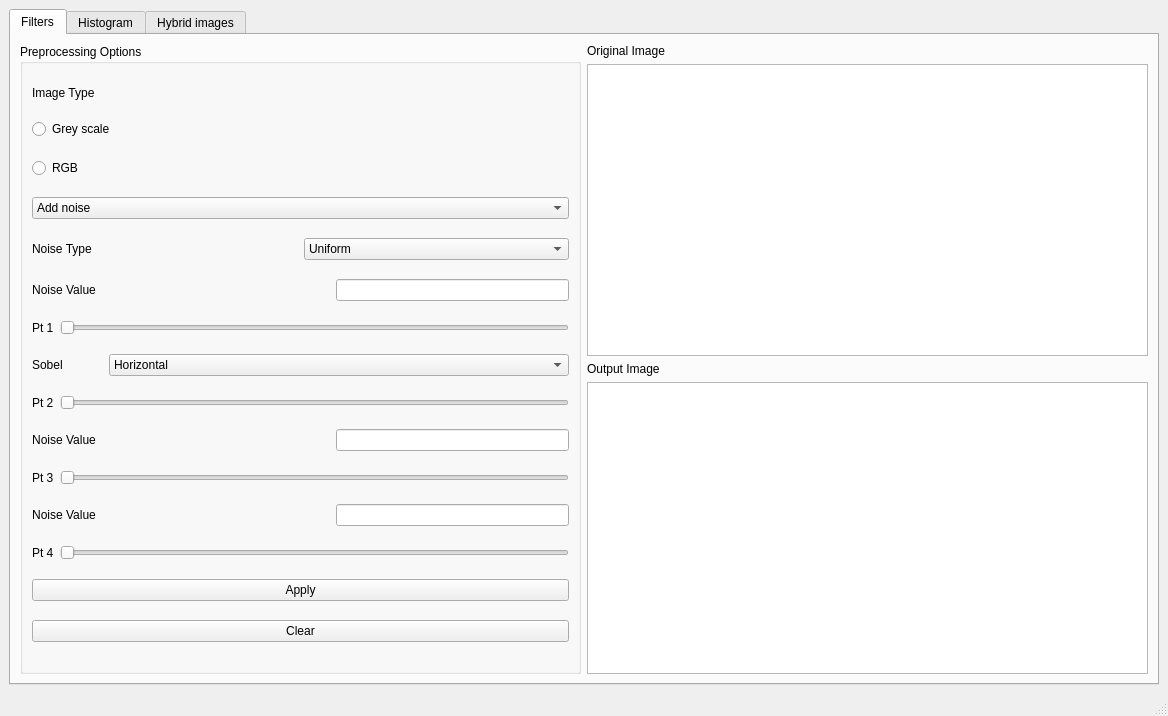
The window that mainwindow.ui (yassmin2000/Computer-Vision-Toolbox) describes before a commit, drawn with Qt 5.
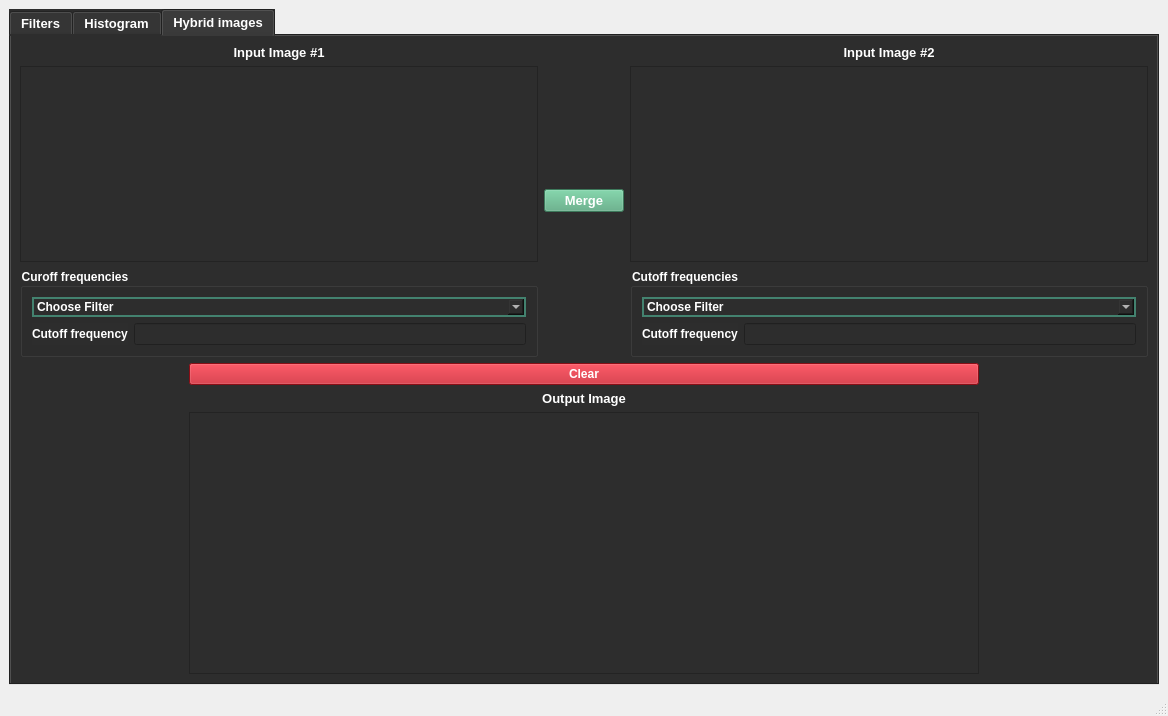
The same window after the commit. The open tabs and pages were chosen to show the change.

Commit message: Hybrid and UI stylesheet done - histogram

```diff
--- a/mainwindow.ui
+++ b/mainwindow.ui
@@ -17,6 +17,32 @@
    <layout class="QGridLayout" name="gridLayout">
     <item row="0" column="0">
      <widget class="QTabWidget" name="tabWidget">
+      <property name="font">
+       <font>
+        <pointsize>10</pointsize>
+        <weight>75</weight>
+        <bold>true</bold>
+       </font>
+       
+      </property>
+      <property name="currentIndex">
+            <number>0</number>
+      </property>
+
+      <property name="autoFillBackground">
+       <bool>false</bool>
+      </property>
+      <property name="styleSheet">
+       <string notr="true">background-color: rgb(45, 45, 45);
+color: white;
+font-weight: bold;
+
+
+
+
+
+</string>
+      </property>
       <property name="currentIndex">
        <number>2</number>
       </property>
@@ -27,6 +53,17 @@
        <layout class="QGridLayout" name="gridLayout_3">
         <item row="0" column="0">
          <widget class="QGroupBox" name="groupBox">
+          <property name="styleSheet">
+           <string notr="true">QGroupBox {
+ border: 5px solid rgb(67, 130, 111);
+color: white; /* Set text color to white */
+font-size: 10pt; /* Set font size to 10 points */
+font-weight: bold;
+}
+
+
+</string>
+          </property>
           <property name="title">
            <string>Preprocessing Options</string>
           </property>
@@ -75,6 +112,9 @@
              <property name="enabled">
               <bool>true</bool>
              </property>
+             <property name="styleSheet">
+              <string notr="true"> border: 2px solid rgb(67, 130, 111);</string>
+             </property>
              <item>
               <property name="text">
                <string>Add noise</string>
@@ -128,6 +168,9 @@
              </item>
              <item>
               <widget class="QComboBox" name="comboBox_2">
+               <property name="styleSheet">
+                <string notr="true"> border: 2px solid rgb(67, 130, 111);</string>
+               </property>
                <item>
                 <property name="text">
                  <string>Uniform</string>
@@ -173,7 +216,11 @@
               </spacer>
              </item>
              <item>
-              <widget class="QLineEdit" name="lineEdit"/>
+              <widget class="QLineEdit" name="lineEdit">
+               <property name="styleSheet">
+                <string notr="true"> border: 2px solid rgb(67, 130, 111);</string>
+               </property>
+              </widget>
              </item>
             </layout>
            </item>
@@ -205,6 +252,11 @@
                  <verstretch>0</verstretch>
                 </sizepolicy>
                </property>
+               <property name="styleSheet">
+                <string notr="true">color: white; /* Set text color to white */
+ font-size: 10pt; /* Set font size to 10 points */
+font-weight: bold;</string>
+               </property>
                <property name="text">
                 <string>Sobel</string>
                </property>
@@ -228,6 +280,9 @@
              </item>
              <item>
               <widget class="QComboBox" name="comboBox">
+               <property name="styleSheet">
+                <string notr="true"> border: 2px solid rgb(67, 130, 111);</string>
+               </property>
                <item>
                 <property name="text">
                  <string>Horizontal</string>
@@ -291,7 +346,11 @@
               </spacer>
              </item>
              <item>
-              <widget class="QLineEdit" name="lineEdit_2"/>
+              <widget class="QLineEdit" name="lineEdit_2">
+               <property name="styleSheet">
+                <string notr="true"> border: 2px solid rgb(67, 130, 111);</string>
+               </property>
+              </widget>
              </item>
             </layout>
            </item>
@@ -339,7 +398,11 @@
               </spacer>
              </item>
              <item>
-              <widget class="QLineEdit" name="lineEdit_3"/>
+              <widget class="QLineEdit" name="lineEdit_3">
+               <property name="styleSheet">
+                <string notr="true"> border: 2px solid rgb(67, 130, 111);</string>
+               </property>
+              </widget>
              </item>
             </layout>
            </item>
@@ -363,6 +426,10 @@
            </item>
            <item row="13" column="0">
             <widget class="QPushButton" name="pushButton">
+             <property name="styleSheet">
+              <string notr="true">
+background-color: rgb(85, 170, 127);</string>
+             </property>
              <property name="text">
               <string>Apply</string>
              </property>
@@ -370,6 +437,9 @@
            </item>
            <item row="14" column="0">
             <widget class="QPushButton" name="pushButton_4">
+             <property name="styleSheet">
+              <string notr="true">background-color: rgb(191, 19, 31);</string>
+             </property>
              <property name="text">
               <string>Clear</string>
              </property>
@@ -388,7 +458,14 @@
            </widget>
           </item>
           <item>
-           <widget class="QGraphicsView" name="graphicsView"/>
+           <widget class="QGraphicsView" name="graphicsView">
+            <property name="styleSheet">
+             <string notr="true">background-color: rgb(45, 45, 45);
+color: white; /* Set text color to white */
+ font-size: 10pt; /* Set font size to 10 points */
+font-weight: bold;</string>
+            </property>
+           </widget>
           </item>
           <item>
            <widget class="QLabel" name="label_2">
@@ -510,6 +587,13 @@
            <layout class="QVBoxLayout" name="verticalLayout_2">
             <item>
              <widget class="QLabel" name="label_7">
+              <property name="font">
+               <font>
+                <pointsize>10</pointsize>
+                <weight>75</weight>
+                <bold>true</bold>
+               </font>
+              </property>
               <property name="text">
                <string>Input Image #1</string>
               </property>
@@ -545,6 +629,9 @@
                 <layout class="QHBoxLayout" name="horizontalLayout_5">
                  <item>
                   <widget class="QComboBox" name="comboBox_3">
+                   <property name="styleSheet">
+                    <string notr="true"> border: 2px solid rgb(67, 130, 111);</string>
+                   </property>
                    <item>
                     <property name="text">
                      <string>Choose Filter</string>
@@ -571,6 +658,16 @@
           </item>
           <item>
            <widget class="QPushButton" name="pushButton_2">
+            <property name="font">
+             <font>
+              <pointsize>10</pointsize>
+              <weight>75</weight>
+              <bold>true</bold>
+             </font>
+            </property>
+            <property name="styleSheet">
+             <string notr="true">background-color: rgb(85, 170, 127);</string>
+            </property>
             <property name="text">
              <string>Merge</string>
             </property>
@@ -580,6 +677,13 @@
            <layout class="QVBoxLayout" name="verticalLayout_3">
             <item>
              <widget class="QLabel" name="label_8">
+              <property name="font">
+               <font>
+                <pointsize>10</pointsize>
+                <weight>75</weight>
+                <bold>true</bold>
+               </font>
+              </property>
               <property name="text">
                <string>Input Image #2</string>
               </property>
@@ -601,6 +705,9 @@
                 <layout class="QHBoxLayout" name="horizontalLayout_9">
                  <item>
                   <widget class="QComboBox" name="comboBox_4">
+                   <property name="styleSheet">
+                    <string notr="true"> border: 2px solid rgb(67, 130, 111);</string>
+                   </property>
                    <item>
                     <property name="text">
                      <string>Choose Filter</string>
@@ -673,6 +780,9 @@
            <layout class="QVBoxLayout" name="verticalLayout_4">
             <item>
              <widget class="QPushButton" name="pushButton_3">
+              <property name="styleSheet">
+               <string notr="true">background-color: rgb(191, 19, 31);</string>
+              </property>
               <property name="text">
                <string>Clear</string>
               </property>
@@ -680,6 +790,13 @@
             </item>
             <item>
              <widget class="QLabel" name="label_9">
+              <property name="font">
+               <font>
+                <pointsize>10</pointsize>
+                <weight>75</weight>
+                <bold>true</bold>
+               </font>
+              </property>
               <property name="text">
                <string>Output Image</string>
               </property>
```
Left out of the diff: 30 changed lines with no effect on the pictures. The commit also changes 3 other files.
